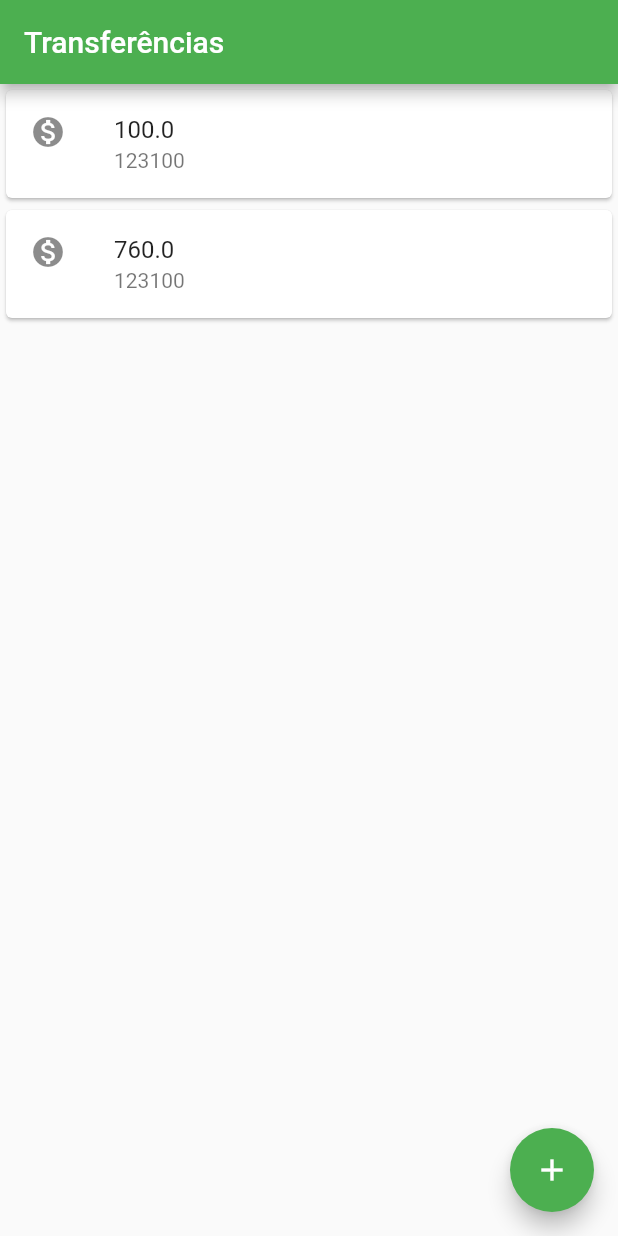
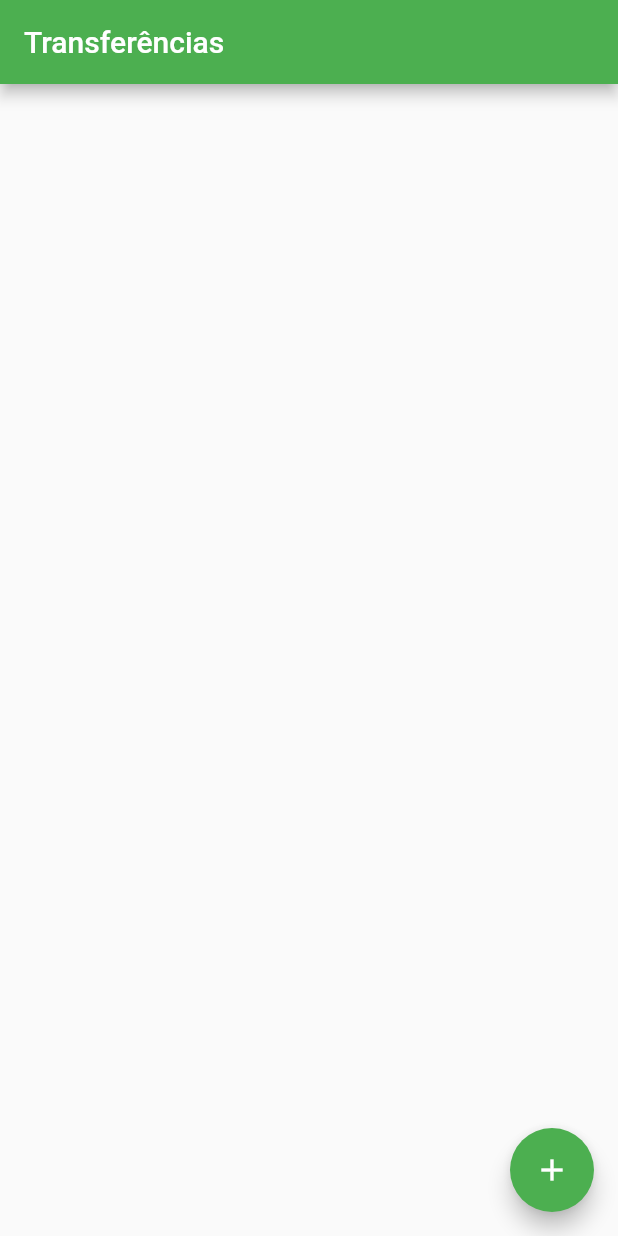
Before and after one commit to barbosadev/flutter-alura, a Flutter app: the screen it shows after launch, on a phone screen of 412 x 824 dp. Run offline on Flutter 3.47's test engine with Material 2 defaults, Android fonts, the phone set to English and light mode, and no system bars.

Commit message:
Update main.dart

```diff
--- a/bytebank/lib/main.dart
+++ b/bytebank/lib/main.dart
@@ -93,8 +93,14 @@ class Editor extends StatelessWidget {
   }
 }
 
+class ListaTransferencias extends StatefulWidget {
+  final List<Transferencia> _transferencias = List();
 
-class ListaTransferencias extends StatelessWidget {
+  @override
+  _ListaTransferenciasState createState() => _ListaTransferenciasState();
+}
+
+class _ListaTransferenciasState extends State<ListaTransferencias> {
   @override
   Widget build(BuildContext context) {
     return Scaffold(
@@ -102,11 +108,12 @@ class ListaTransferencias extends StatelessWidget {
         title: Text('Transferências'),
         backgroundColor: Colors.green,
       ),
-      body: Column(
-        children: <Widget>[
-          ItemTransferencia(Transferencia(100, 123100)),
-          ItemTransferencia(Transferencia(760, 123100))
-        ],
+      body: ListView.builder(
+        itemCount: widget._transferencias.length,
+        itemBuilder: (context, indice) {
+          final transferencia = widget._transferencias[indice];
+          return ItemTransferencia(transferencia);
+        },
       ),
       floatingActionButton: FloatingActionButton(
         child: Icon(Icons.add),
@@ -118,12 +125,14 @@ class ListaTransferencias extends StatelessWidget {
           future.then((transferenciaRecebida){
             debugPrint('chegou no then');
             debugPrint('$transferenciaRecebida');
+            widget._transferencias.add(transferenciaRecebida);
           });
         },
       ),
     );
   }
 }
+
 
 class ItemTransferencia extends StatelessWidget {
 
```
